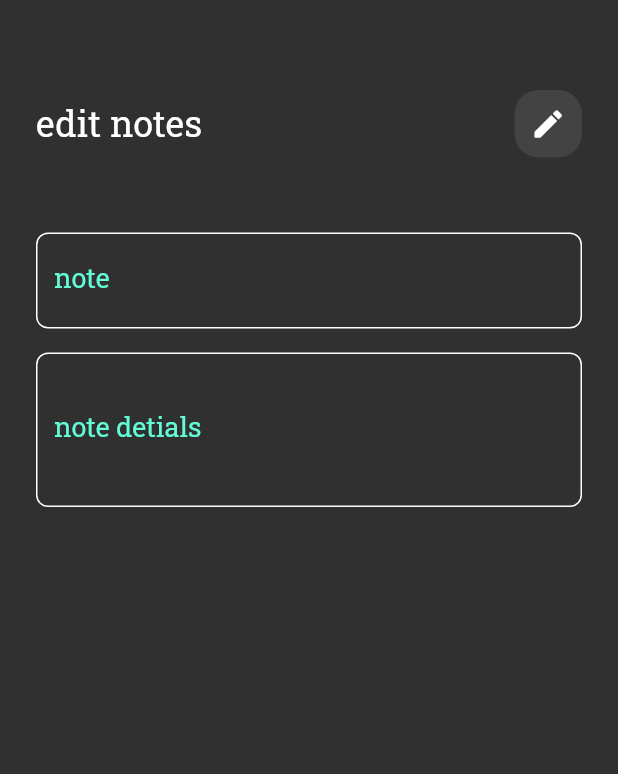
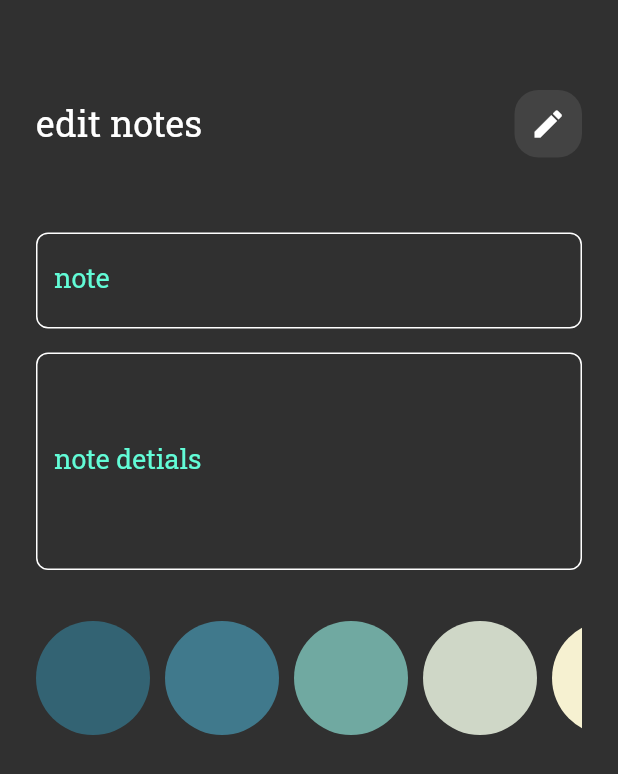
Before and after one commit to Ali1910/notesapp-main, a Flutter app: the EditNotesView screen opened directly with empty values, on a phone screen of 412 x 824 dp. Shown: the top 774 px of the screen. Run offline on Flutter 3.47's test engine with Material 2 defaults, Android fonts, the phone set to English and light mode, and no system bars; our stand-ins replace flutter_bloc, font_awesome_flutter, hive, hive_flutter; accounts and stored records are empty.

Commit message:
to do app done

```diff
--- a/lib/cubits/notes_cubits/NotesCubit/Notesstates.dart
+++ b/lib/cubits/notes_cubits/NotesCubit/Notesstates.dart
@@ -1,5 +1,3 @@
-import 'package:notesapp/models/note_model.dart';
-
 abstract class NotesCubitStates {}
 
 class initialstate extends NotesCubitStates {}
--- a/lib/main.dart
+++ b/lib/main.dart
@@ -2,7 +2,7 @@ import 'package:flutter/material.dart';
 import 'package:flutter_bloc/flutter_bloc.dart';
 import 'package:hive_flutter/adapters.dart';
 import 'package:notesapp/cubits/notes_cubits/NotesCubit/NotesCubit.dart';
-import 'package:notesapp/cubits/notes_cubits/add_notes_cubit.dart';
+
 import 'package:notesapp/models/note_model.dart';
 import 'package:notesapp/simple_bloc_observer.dart';
 import 'package:notesapp/views/NotesViews.dart';
--- a/lib/views/NotesViews.dart
+++ b/lib/views/NotesViews.dart
@@ -1,6 +1,5 @@
 import 'package:flutter/material.dart';
-import 'package:flutter_bloc/flutter_bloc.dart';
-import 'package:notesapp/cubits/notes_cubits/NotesCubit/NotesCubit.dart';
+
 import 'package:notesapp/views/widgets/AddNoteBottomSheet.dart';
 import 'package:notesapp/views/widgets/NotesViewBody.dart';
 
--- a/lib/views/widgets/EditNotesViewBody.dart
+++ b/lib/views/widgets/EditNotesViewBody.dart
@@ -4,6 +4,7 @@ import 'package:notesapp/cubits/notes_cubits/NotesCubit/NotesCubit.dart';
 import 'package:notesapp/models/note_model.dart';
 import 'package:notesapp/views/widgets/CustomAppBar.dart';
 import 'package:notesapp/views/widgets/CustomTextFeild.dart';
+import 'package:notesapp/views/widgets/custom_list_color_picker.dart';
 
 class EditNotesViewBody extends StatefulWidget {
   const EditNotesViewBody({super.key, required this.note});
@@ -54,8 +55,12 @@ class _EditNotesViewBodyState extends State<EditNotesViewBody> {
             },
             hint: ' ${widget.note.subtitle} ',
             label: 'note detials',
-            maxlines: 3,
+            maxlines: 5,
           ),
+          const SizedBox(
+            height: 32,
+          ),
+          Editsnotescolorlist(note: widget.note),
         ],
       ),
     );
--- a/lib/views/widgets/custom_list_color_picker.dart
+++ b/lib/views/widgets/custom_list_color_picker.dart
@@ -1,7 +1,8 @@
 import 'package:flutter/material.dart';
 import 'package:flutter_bloc/flutter_bloc.dart';
-import 'package:notesapp/cubits/notes_cubits/NotesCubit/NotesCubit.dart';
+
 import 'package:notesapp/cubits/notes_cubits/add_notes_cubit.dart';
+import 'package:notesapp/models/note_model.dart';
 
 import '../../constants/constants.dart';
 
@@ -67,3 +68,49 @@ class _ColorListViewState extends State<ColorListView> {
     );
   }
 }
+
+class Editsnotescolorlist extends StatefulWidget {
+  const Editsnotescolorlist({super.key, required this.note});
+  final NoteModel note;
+
+  @override
+  State<Editsnotescolorlist> createState() => _EditsnotescolorlistState();
+}
+
+class _EditsnotescolorlistState extends State<Editsnotescolorlist> {
+  late int currentindex;
+  @override
+  void initState() {
+    // TODO: implement initState
+    currentindex = colors.indexOf(Color(widget.note.color));
+    super.initState();
+  }
+
+  Widget build(BuildContext context) {
+    return SizedBox(
+      height: 80,
+      child: ListView.separated(
+        scrollDirection: Axis.horizontal,
+        separatorBuilder: (context, index) {
+          return const SizedBox(
+            width: 10,
+          );
+        },
+        itemBuilder: ((context, index) {
+          return GestureDetector(
+            onTap: () {
+              currentindex = index;
+              widget.note.color = colors[currentindex].value;
+              setState(() {});
+            },
+            child: ColorItem(
+              backgroundColor: colors[index],
+              ispicked: currentindex == index,
+            ),
+          );
+        }),
+        itemCount: colors.length,
+      ),
+    );
+  }
+}
```
